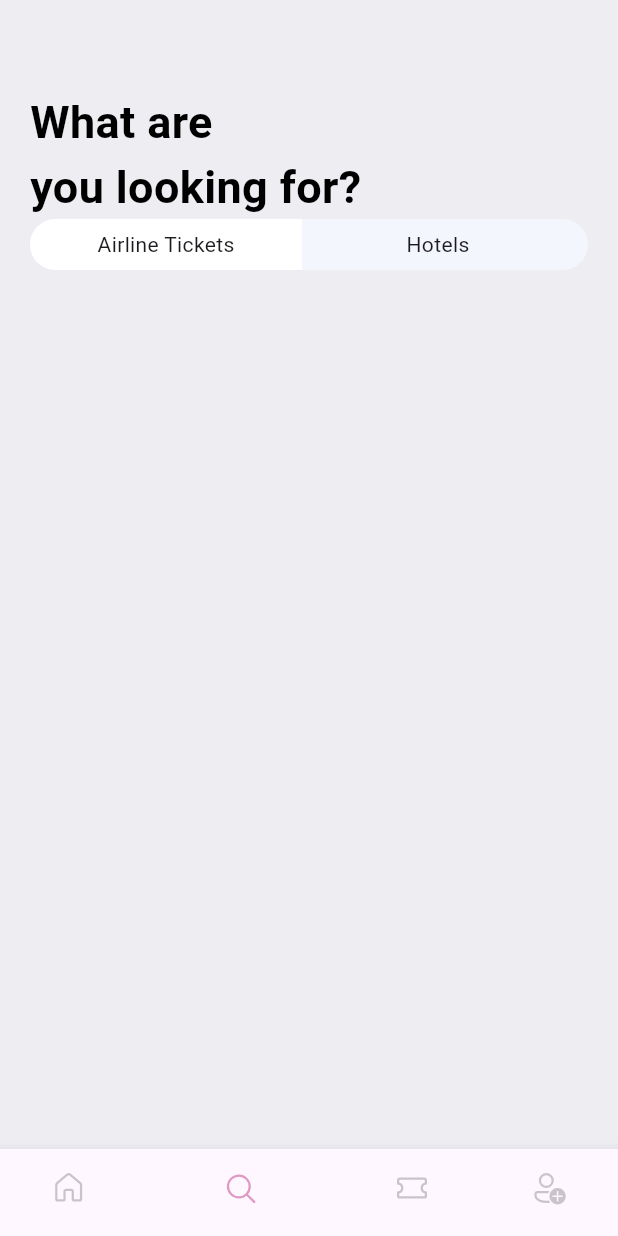
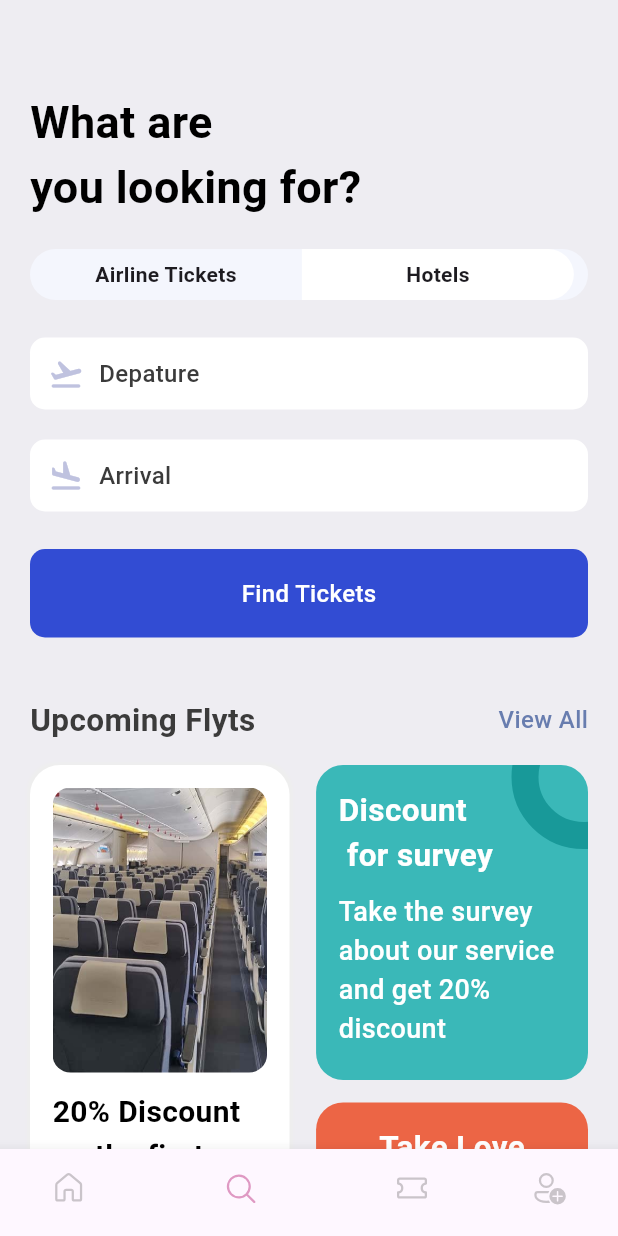
Before and after one commit to AlonaLaskar/ticket-app, a Flutter app: the screen it shows after launch, item 2 of the bottom bar chosen, on a phone screen of 412 x 824 dp. Run offline on Flutter 3.47's test engine with Material 3 defaults, Android fonts, the phone set to English and light mode, and no system bars; our stand-ins replace fluentui_icons.

Commit message:
Finished the search screen

```diff
--- a/lib/core/res/styles/app_styles.dart
+++ b/lib/core/res/styles/app_styles.dart
@@ -9,6 +9,11 @@ class AppStyles {
   static Color ticketPerpule = const Color.fromARGB(255, 177, 162, 238);
   static Color kakiColor = const Color.fromARGB(255, 100, 36, 74);
   static Color ticketPink = const Color.fromARGB(255, 202, 170, 196);
+  static Color planeColor = const Color(0xFFBFC2DF);
+  static Color findTicketColor = const Color(0xD91130CE);
+  static Color circleColor = const Color(0xFF189999);
+
+
 
   static TextStyle textStyle = TextStyle(
     fontSize: 16,
--- a/lib/core/res/styles/media.dart
+++ b/lib/core/res/styles/media.dart
@@ -1,5 +1,6 @@
 class AppMedia {
   static const _baseImage = 'assets/images';
   static const logo = '$_baseImage/img1.webp';
+  static const planSit = '$_baseImage/planSit.jpg';
 
 }
--- /dev/null
+++ b/lib/core/utils/app_routes.dart
@@ -0,0 +1,7 @@
+
+class AppRoutes {
+  static const String home = '/';
+  static const String allTickets = '/all_tickets';
+  static const String allHotels = '/all_hotels';
+
+}
--- a/lib/screens/home/home_screen.dart
+++ b/lib/screens/home/home_screen.dart
@@ -1,5 +1,6 @@
 import 'package:fluentui_icons/fluentui_icons.dart';
 import 'package:flutter/material.dart';
+import 'package:ticket_app/core/utils/app_routes.dart';
 import '/core/res/styles/media.dart';
 import 'widgets/hotel.dart';
 import '/core/res/styles/app_styles.dart';
@@ -76,7 +77,8 @@ class HomeScreen extends StatelessWidget {
                 AppDoubleText(
                   bigText: "Upcoming Flyts",
                   smallText: "View All",
-                  func: () => Navigator.pushNamed(context, '/all_tickets'),
+                  func: () =>
+                      Navigator.pushNamed(context, AppRoutes.allTickets),
                 ),
                 const SizedBox(height: 20),
                 SingleChildScrollView(
@@ -91,7 +93,7 @@ class HomeScreen extends StatelessWidget {
                 AppDoubleText(
                   bigText: "Hotels",
                   smallText: "View All",
-                  func: () => Navigator.pushNamed(context, '/all_hotels'),
+                  func: () => Navigator.pushNamed(context, AppRoutes.allHotels),
                 ),
                 const SizedBox(height: 20),
                 SingleChildScrollView(
--- a/lib/screens/search/serch_screen.dart
+++ b/lib/screens/search/serch_screen.dart
@@ -1,7 +1,11 @@
 import 'package:flutter/material.dart';
-import 'package:ticket_app/core/res/styles/app_styles.dart';
-
+import '/core/res/styles/app_styles.dart';
+import '/core/utils/app_routes.dart';
+import '/core/widgets/app_double_text.dart';
+import 'widget/app_text_icon.dart';
 import 'widget/app_ticket_tab.dart';
+import 'widget/find_ticket.dart';
+import 'widget/ticket_promotion.dart';
 
 class SearchScreen extends StatelessWidget {
   const SearchScreen({super.key});
@@ -19,7 +23,23 @@ class SearchScreen extends StatelessWidget {
             style: AppStyles.heandLineStyle1
                 .copyWith(color: Colors.black, fontSize: 30),
           ),
+          const SizedBox(height: 20),
           const AppTicketTabs(),
+          const SizedBox(height: 25),
+          const AppTextIcon(
+              text: "Depature", icon: Icons.flight_takeoff_rounded),
+          const SizedBox(height: 20),
+          const AppTextIcon(text: "Arrival", icon: Icons.flight_land_rounded),
+          const SizedBox(height: 25),
+          const FindTickets(),
+          const SizedBox(height: 40),
+          AppDoubleText(
+            bigText: "Upcoming Flyts",
+            smallText: "View All",
+            func: () => Navigator.pushNamed(context, AppRoutes.allTickets),
+          ),
+          const SizedBox(height: 15),
+          const TicketPromotion(),
         ],
       ),
     );
--- /dev/null
+++ b/lib/screens/search/widget/app_tabs.dart
@@ -0,0 +1,27 @@
+import 'package:flutter/material.dart';
+
+class AppTabs extends StatelessWidget {
+  const AppTabs({super.key, required this.text, this.tabBorder = false});
+  final String text;
+  final bool tabBorder;
+
+  @override
+  Widget build(BuildContext context) {
+    final size = MediaQuery.of(context).size;
+    return Container(
+      padding: const EdgeInsets.symmetric(vertical: 7),
+      width: size.width * .44,
+      decoration: BoxDecoration(
+          color: tabBorder ? Colors.white : Colors.transparent,
+          borderRadius: tabBorder == false
+              ? const BorderRadius.horizontal(left:  Radius.circular(50))
+              : const BorderRadius.horizontal(right:  Radius.circular(50))),
+      child: Center(
+        child: Text(
+          text,
+          style: const TextStyle(fontWeight: FontWeight.bold),
+        ),
+      ),
+    );
+  }
+}
--- /dev/null
+++ b/lib/screens/search/widget/app_text_icon.dart
@@ -0,0 +1,37 @@
+import 'package:flutter/material.dart';
+
+import '../../../core/res/styles/app_styles.dart';
+
+class AppTextIcon extends StatelessWidget {
+  const AppTextIcon({super.key, required this.icon, required this.text});
+  final IconData icon;
+  final String text;
+
+  @override
+  Widget build(BuildContext context) {
+    return Container(
+      padding: const EdgeInsets.symmetric(horizontal: 12, vertical: 12),
+      decoration: BoxDecoration(
+        borderRadius: BorderRadius.circular(10),
+        color: Colors.white,
+      ),
+      child: Column(
+        children: [
+          Row(
+            children: [
+              Icon(
+                icon,
+                color: AppStyles.planeColor,
+              ),
+              const SizedBox(width: 10),
+              Text(
+                text,
+                style: AppStyles.textStyle,
+              ),
+            ],
+          ),
+        ],
+      ),
+    );
+  }
+}
--- a/lib/screens/search/widget/app_ticket_tab.dart
+++ b/lib/screens/search/widget/app_ticket_tab.dart
@@ -1,43 +1,22 @@
 import 'package:flutter/material.dart';
+import '/screens/search/widget/app_tabs.dart';
 
 class AppTicketTabs extends StatelessWidget {
   const AppTicketTabs({super.key});
 
   @override
   Widget build(BuildContext context) {
-    final size = MediaQuery.of(context).size;
     return Container(
       decoration: BoxDecoration(
         borderRadius: BorderRadius.circular(50),
         color: const Color(0xFFF4F6FD),
       ),
-        child: Row(
+      child: const Row(
         children: [
-            Container(
-              padding: const EdgeInsets.symmetric(vertical: 7),
-              width: size.width * .44,
-              decoration: const BoxDecoration(
-                color: Colors.white,
-                borderRadius:
-                    BorderRadius.horizontal(left: Radius.circular(50)),
+          AppTabs(text: "Airline Tickets"),
+          AppTabs(text: "Hotels", tabBorder: true),
+        ],
       ),
-              child: const Center(
-                child: Text("Airline Tickets"),
-              ),
-            ),
-            Container(
-              padding: const EdgeInsets.symmetric(vertical: 7),
-              width: size.width * .44,
-              decoration: const BoxDecoration(
-                color: Colors.transparent,
-                borderRadius:
-                    BorderRadius.horizontal(right: Radius.circular(50)),
-              ),
-              child: const Center(
-                child: Text("Hotels"),
-              ),
-            ),
-          ],
-        ));
+    );
   }
 }
--- /dev/null
+++ b/lib/screens/search/widget/find_ticket.dart
@@ -0,0 +1,21 @@
+import 'package:flutter/material.dart';
+import 'package:ticket_app/core/res/styles/app_styles.dart';
+
+class FindTickets extends StatelessWidget {
+  const FindTickets({super.key});
+
+  @override
+  Widget build(BuildContext context) {
+    return Container(
+      padding: const EdgeInsets.symmetric(horizontal: 18, vertical: 18),
+      decoration: BoxDecoration(
+        borderRadius: BorderRadius.circular(10),
+        color: AppStyles.findTicketColor,
+      ),
+      child: Center(
+        child: Text("Find Tickets",
+            style: AppStyles.textStyle.copyWith(color: Colors.white)),
+      ),
+    );
+  }
+}
--- /dev/null
+++ b/lib/screens/search/widget/ticket_promotion.dart
@@ -0,0 +1,125 @@
+import 'package:flutter/material.dart';
+import '/core/res/styles/app_styles.dart';
+import '/core/res/styles/media.dart';
+
+
+class TicketPromotion extends StatelessWidget {
+  const TicketPromotion({super.key});
+
+  @override
+  Widget build(BuildContext context) {
+    final size = MediaQuery.of(context).size;
+    return Row(
+            mainAxisAlignment: MainAxisAlignment.spaceBetween,
+            children: [
+              Container(
+                width: size.width * 0.42,
+                height: 435,
+                padding:
+                const EdgeInsets.symmetric(horizontal: 15, vertical: 15),
+                decoration: BoxDecoration(
+                  color: Colors.white,
+                  boxShadow: [
+                    BoxShadow(
+                        color: Colors.grey.shade200,
+                        blurRadius: 1,
+                        spreadRadius: 2)
+                  ],
+                  borderRadius: BorderRadius.circular(20),
+                ),
+                child: Column(
+                  children: [
+                    Container(
+                      height: 190,
+                      decoration: BoxDecoration(
+                        borderRadius: BorderRadius.circular(12),
+                        image: const DecorationImage(
+                          image: AssetImage(AppMedia.planSit),
+                          fit: BoxFit.cover,
+                        ),
+                      ),
+                    ),
+                    const SizedBox(height: 12),
+                    Text(
+                        "20% Discount on the first flight booking,Dont miss that",
+                        style: AppStyles.heandLineStyle1
+                            .copyWith(color: Colors.black, fontSize: 20)),
+                  ],
+                ),
+              ),
+              Column(
+                children: [
+                  Stack(
+                    children: [
+                      Container(
+                        padding: const EdgeInsets.symmetric(
+                            horizontal: 15, vertical: 15),
+                        width: size.width * 0.44,
+                        height: 210,
+                        decoration: BoxDecoration(
+                          color: const Color(0xFF3AB8B8),
+                          borderRadius: BorderRadius.circular(18),
+                        ),
+                        child: Column(
+                          crossAxisAlignment: CrossAxisAlignment.start,
+                          children: [
+                            Text(
+                              "Discount\n for survey",
+                              style: AppStyles.heandLineStyle3.copyWith(
+                                  color: Colors.white,
+                                  fontWeight: FontWeight.bold),
+                            ),
+                            const SizedBox(height: 10),
+                            Text(
+                              "Take the survey about our service and get 20% discount",
+                              style: AppStyles.heandLineStyle3.copyWith(
+                                  color: Colors.white,
+                                  fontWeight: FontWeight.w500,
+                                  fontSize: 18),
+                            ),
+                          ],
+                        ),
+                      ),
+                      Positioned(
+                        right: -45,
+                        top: -40,
+                        child: Container(
+                          padding: const EdgeInsets.all(30),
+                          decoration: BoxDecoration(
+                            shape: BoxShape.circle,
+                            border: Border.all(
+                              width: 18,
+                              color: AppStyles.circleColor,
+                            ),
+                          ),
+                        ),
+                      )
+                    ],
+                  ),
+                  const SizedBox(height: 15),
+                  Container(
+                    padding: const EdgeInsets.symmetric(
+                        vertical: 15, horizontal: 15),
+                    width: size.width * 0.44,
+                    height: 210,
+                    decoration: BoxDecoration(
+                      borderRadius: BorderRadius.circular(18),
+                      color: const Color(0xFFEC6545),
+                    ),
+                    child: Column(
+                      children: [
+                        Text(
+                          "Take Love",
+                          style: AppStyles.heandLineStyle3.copyWith(
+                              color: Colors.white, fontWeight: FontWeight.bold),
+                        ),
+
+                      ],
+                    ),
+                  ),
+                ],
+              ),
+            ],
+          );
+  }
+}
--- a/pubspec.yaml
+++ b/pubspec.yaml
@@ -68,6 +68,7 @@ flutter:
     - assets/images/hotel6.jpg
     - assets/images/hotel7.jpg
     - assets/images/hotel8.jpg
+    - assets/images/planSit.jpg
 
   # An image asset can refer to one or more resolution-specific "variants", see
   # https://flutter.dev/to/resolution-aware-images
```
Also changed, not shown: assets/images/planSit.jpg (added). Lines whose indentation alone changed are shown as unchanged.
